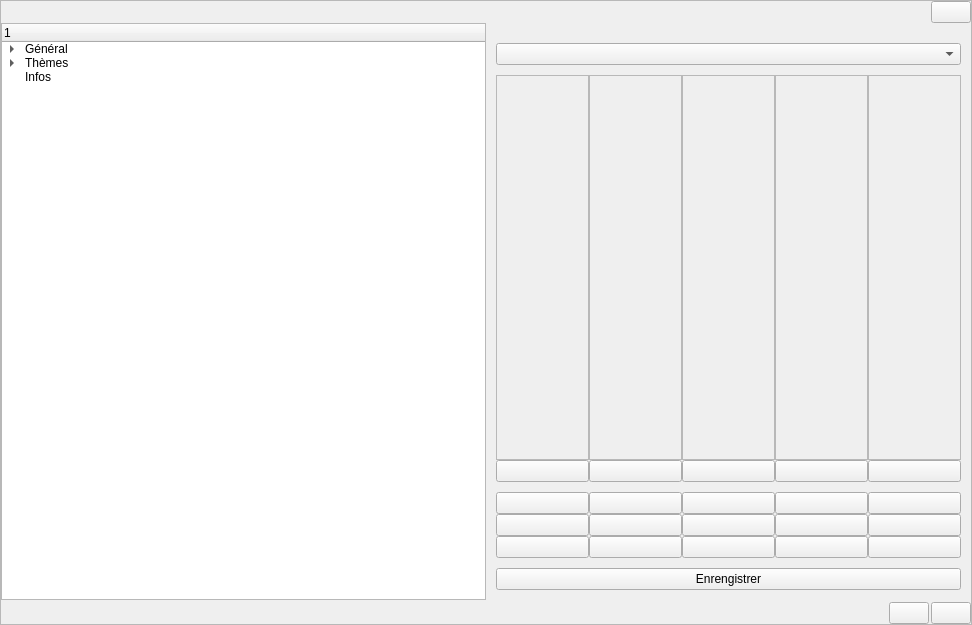
This is src/gui/Dlg/option.ui in LaM0uette/PySide6_Blank_Project_demo as Qt 5 draws it before an edit. The edited form follows.
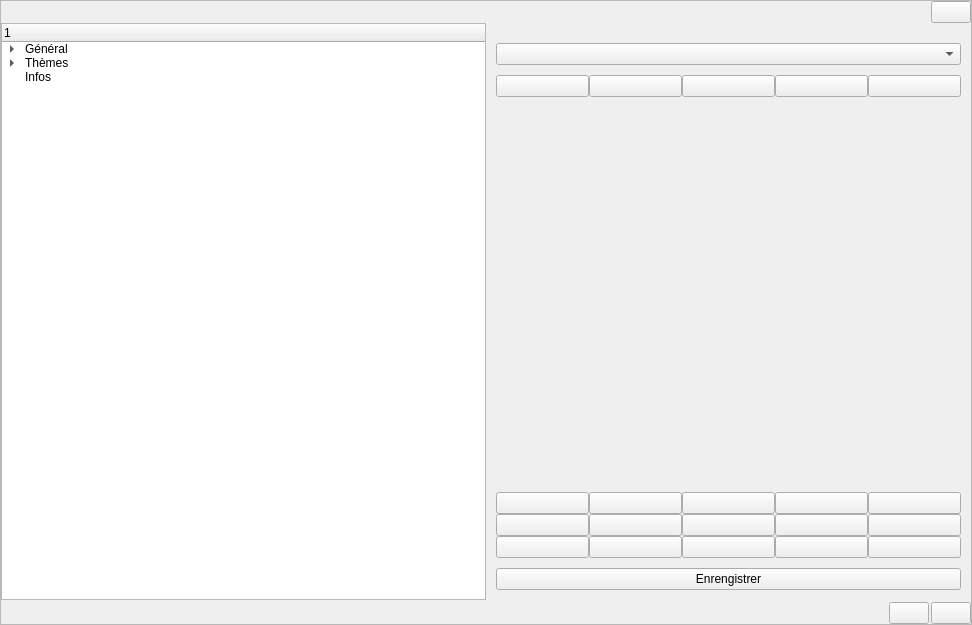
This is the edited form.

Patch:
```diff
--- a/src/gui/Dlg/option.ui
+++ b/src/gui/Dlg/option.ui
@@ -761,178 +761,131 @@
              <widget class="QComboBox" name="cb_opt_tcolors_mode"/>
             </item>
             <item>
-             <layout class="QHBoxLayout" name="hlay_opt_tcolors_pal">
+             <layout class="QGridLayout" name="glay_opt_tcolors">
               <property name="spacing">
                <number>0</number>
               </property>
-              <property name="rightMargin">
-               <number>0</number>
-              </property>
-              <item>
-               <layout class="QGridLayout" name="glay_opt_tcolors_th1">
-                <property name="horizontalSpacing">
-                 <number>1</number>
-                </property>
-                <property name="verticalSpacing">
-                 <number>0</number>
-                </property>
-                <item row="1" column="0">
-                 <widget class="QPushButton" name="pb_opt_tcolors_th1_cophex"/>
-                </item>
-                <item row="0" column="0">
-                 <widget class="QFrame" name="fr_opt_tcolors_th1">
-                  <property name="frameShape">
-                   <enum>QFrame::StyledPanel</enum>
-                  </property>
-                  <property name="frameShadow">
-                   <enum>QFrame::Raised</enum>
-                  </property>
-                 </widget>
-                </item>
-               </layout>
+              <item row="1" column="2">
+               <widget class="QPushButton" name="pb_opt_tcolors_th3_cophex"/>
               </item>
-              <item>
-               <layout class="QGridLayout" name="glay_opt_tcolors_th2">
-                <property name="horizontalSpacing">
-                 <number>1</number>
-                </property>
-                <property name="verticalSpacing">
-                 <number>0</number>
-                </property>
-                <item row="2" column="0">
-                 <widget class="QPushButton" name="pb_opt_tcolors_th2_cophex"/>
-                </item>
-                <item row="0" column="0">
-                 <widget class="QFrame" name="fr_opt_tcolors_th2">
-                  <property name="frameShape">
-                   <enum>QFrame::StyledPanel</enum>
-                  </property>
-                  <property name="frameShadow">
-                   <enum>QFrame::Raised</enum>
-                  </property>
-                 </widget>
-                </item>
-               </layout>
+              <item row="1" column="3">
+               <widget class="QPushButton" name="pb_opt_tcolors_bn1_cophex"/>
               </item>
-              <item>
-               <layout class="QGridLayout" name="glay_opt_tcolors_th3">
-                <property name="horizontalSpacing">
-                 <number>1</number>
-                </property>
-                <property name="verticalSpacing">
-                 <number>0</number>
-                </property>
-                <item row="1" column="0">
-                 <widget class="QPushButton" name="pb_opt_tcolors_th3_cophex"/>
-                </item>
-                <item row="0" column="0">
-                 <widget class="QFrame" name="fr_opt_tcolors_th3">
-                  <property name="frameShape">
-                   <enum>QFrame::StyledPanel</enum>
-                  </property>
-                  <property name="frameShadow">
-                   <enum>QFrame::Raised</enum>
-                  </property>
-                 </widget>
-                </item>
-               </layout>
+              <item row="1" column="1">
+               <widget class="QPushButton" name="pb_opt_tcolors_th2_cophex"/>
               </item>
-              <item>
-               <layout class="QGridLayout" name="glay_opt_tcolors_bn1">
-                <property name="horizontalSpacing">
-                 <number>1</number>
-                </property>
-                <property name="verticalSpacing">
-                 <number>0</number>
-                </property>
-                <item row="1" column="0">
-                 <widget class="QPushButton" name="pb_opt_tcolors_bn1_cophex"/>
-                </item>
-                <item row="0" column="0">
-                 <widget class="QFrame" name="fr_opt_tcolors_bn1">
-                  <property name="frameShape">
-                   <enum>QFrame::StyledPanel</enum>
-                  </property>
-                  <property name="frameShadow">
-                   <enum>QFrame::Raised</enum>
-                  </property>
-                 </widget>
-                </item>
-               </layout>
+              <item row="1" column="0">
+               <widget class="QPushButton" name="pb_opt_tcolors_th1_cophex"/>
               </item>
-              <item>
-               <layout class="QGridLayout" name="glay_opt_tcolors_bn2">
-                <property name="horizontalSpacing">
-                 <number>1</number>
+              <item row="1" column="4">
+               <widget class="QPushButton" name="pb_opt_tcolors_bn2_cophex"/>
+              </item>
+              <item row="2" column="0" colspan="5">
+               <spacer name="verticalSpacer">
+                <property name="orientation">
+                 <enum>Qt::Vertical</enum>
                 </property>
-                <property name="verticalSpacing">
-                 <number>0</number>
+                <property name="sizeHint" stdset="0">
+                 <size>
+                  <width>20</width>
+                  <height>40</height>
+                 </size>
                 </property>
-                <item row="1" column="0">
-                 <widget class="QPushButton" name="pb_opt_tcolors_bn2_cophex"/>
-                </item>
-                <item row="0" column="0">
-                 <widget class="QFrame" name="fr_opt_tcolors_bn2">
-                  <property name="frameShape">
-                   <enum>QFrame::StyledPanel</enum>
-                  </property>
-                  <property name="frameShadow">
-                   <enum>QFrame::Raised</enum>
-                  </property>
-                 </widget>
-                </item>
-               </layout>
+               </spacer>
               </item>
-             </layout>
-            </item>
-            <item>
-             <layout class="QGridLayout" name="gridLayout">
-              <property name="spacing">
-               <number>0</number>
-              </property>
-              <item row="0" column="0">
+              <item row="3" column="0">
                <widget class="QPushButton" name="pb_opt_tcolors_hex1"/>
               </item>
-              <item row="2" column="1">
+              <item row="0" column="4">
+               <widget class="QFrame" name="fr_opt_tcolors_bn2">
+                <property name="frameShape">
+                 <enum>QFrame::StyledPanel</enum>
+                </property>
+                <property name="frameShadow">
+                 <enum>QFrame::Raised</enum>
+                </property>
+               </widget>
+              </item>
+              <item row="0" column="3">
+               <widget class="QFrame" name="fr_opt_tcolors_bn1">
+                <property name="frameShape">
+                 <enum>QFrame::StyledPanel</enum>
+                </property>
+                <property name="frameShadow">
+                 <enum>QFrame::Raised</enum>
+                </property>
+               </widget>
+              </item>
+              <item row="0" column="2">
+               <widget class="QFrame" name="fr_opt_tcolors_th3">
+                <property name="frameShape">
+                 <enum>QFrame::StyledPanel</enum>
+                </property>
+                <property name="frameShadow">
+                 <enum>QFrame::Raised</enum>
+                </property>
+               </widget>
+              </item>
+              <item row="0" column="0">
+               <widget class="QFrame" name="fr_opt_tcolors_th1">
+                <property name="frameShape">
+                 <enum>QFrame::StyledPanel</enum>
+                </property>
+                <property name="frameShadow">
+                 <enum>QFrame::Raised</enum>
+                </property>
+               </widget>
+              </item>
+              <item row="0" column="1">
+               <widget class="QFrame" name="fr_opt_tcolors_th2">
+                <property name="frameShape">
+                 <enum>QFrame::StyledPanel</enum>
+                </property>
+                <property name="frameShadow">
+                 <enum>QFrame::Raised</enum>
+                </property>
+               </widget>
+              </item>
+              <item row="5" column="1">
                <widget class="QPushButton" name="pb_opt_tcolors_hex12"/>
               </item>
-              <item row="2" column="3">
+              <item row="5" column="3">
                <widget class="QPushButton" name="pb_opt_tcolors_hex14"/>
               </item>
-              <item row="2" column="2">
+              <item row="5" column="2">
                <widget class="QPushButton" name="pb_opt_tcolors_hex13"/>
               </item>
-              <item row="0" column="1">
+              <item row="3" column="1">
                <widget class="QPushButton" name="pb_opt_tcolors_hex2"/>
               </item>
-              <item row="0" column="3">
+              <item row="3" column="3">
                <widget class="QPushButton" name="pb_opt_tcolors_hex4"/>
               </item>
-              <item row="0" column="2">
+              <item row="3" column="2">
                <widget class="QPushButton" name="pb_opt_tcolors_hex3"/>
               </item>
-              <item row="0" column="4">
+              <item row="3" column="4">
                <widget class="QPushButton" name="pb_opt_tcolors_hex5"/>
               </item>
-              <item row="2" column="0">
+              <item row="5" column="0">
                <widget class="QPushButton" name="pb_opt_tcolors_hex11"/>
               </item>
-              <item row="1" column="0">
+              <item row="4" column="0">
                <widget class="QPushButton" name="pb_opt_tcolors_hex6"/>
               </item>
-              <item row="1" column="3">
+              <item row="4" column="3">
                <widget class="QPushButton" name="pb_opt_tcolors_hex9"/>
               </item>
-              <item row="1" column="4">
+              <item row="4" column="4">
                <widget class="QPushButton" name="pb_opt_tcolors_hex10"/>
               </item>
-              <item row="1" column="1">
+              <item row="4" column="1">
                <widget class="QPushButton" name="pb_opt_tcolors_hex7"/>
               </item>
-              <item row="1" column="2">
+              <item row="4" column="2">
                <widget class="QPushButton" name="pb_opt_tcolors_hex8"/>
               </item>
-              <item row="2" column="4">
+              <item row="5" column="4">
                <widget class="QPushButton" name="pb_opt_tcolors_hex15"/>
               </item>
              </layout>
```
